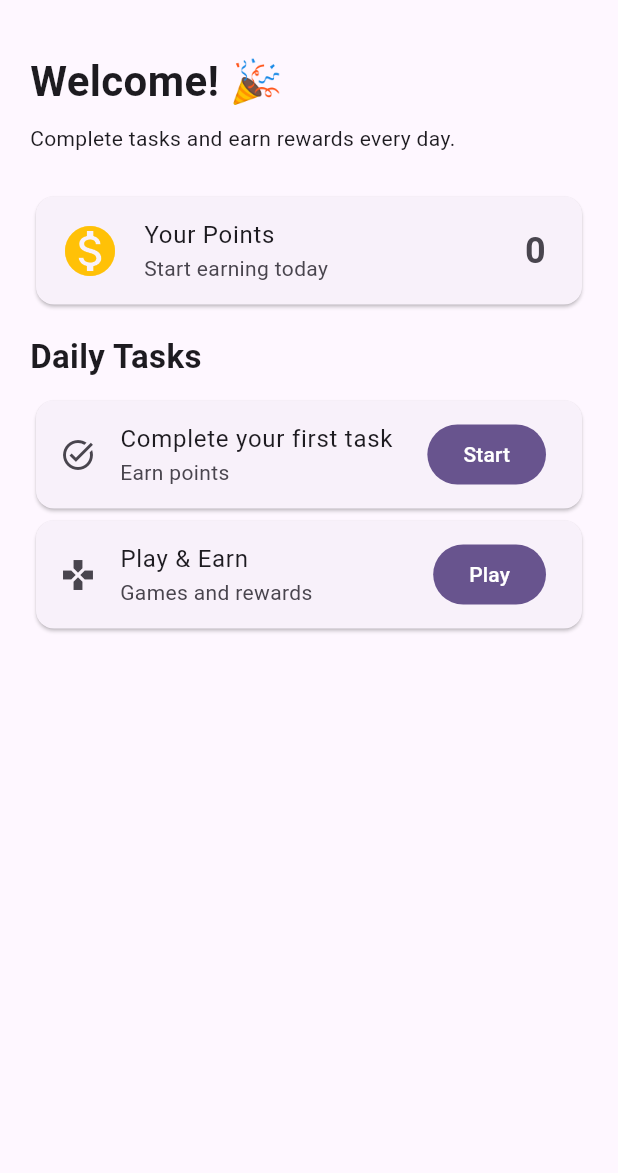
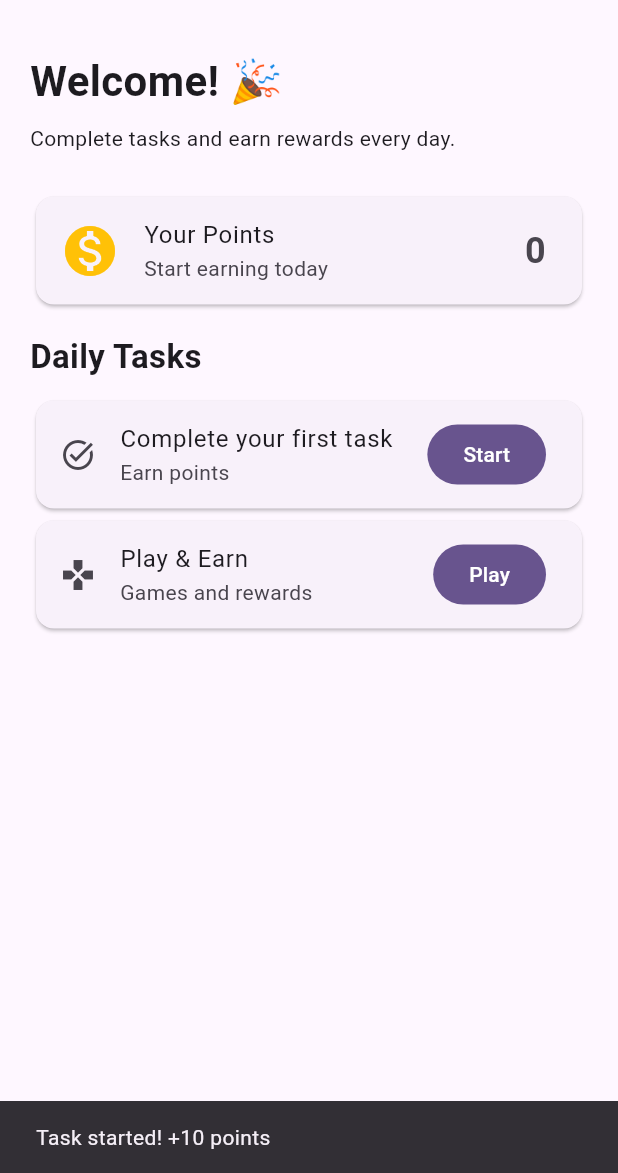
Before and after one commit to heerabbasi81-gif/Rozana-Reward-, a Flutter app: the HomePage screen opened directly, after a tap on "Start", on a phone screen of 412 x 824 dp, the part 63-1236 px from its top. Run offline on Flutter 3.47's test engine with Material 3 defaults, Android fonts, the phone set to English and light mode, and no system bars.

Commit message:
Show snackbar on task start button press

```diff
--- a/lib/main.dart
+++ b/lib/main.dart
@@ -150,7 +150,11 @@ class HomePage extends StatelessWidget {
                 title: const Text('Complete your first task'),
                 subtitle: const Text('Earn points'),
                 trailing: FilledButton(
-                  onPressed: () {},
+                  onPressed: () {
+  ScaffoldMessenger.of(context).showSnackBar(
+    const SnackBar(content: Text('Task started! +10 points')),
+  );
+},
                   child: const Text('Start'),
                 ),
               ),
```
